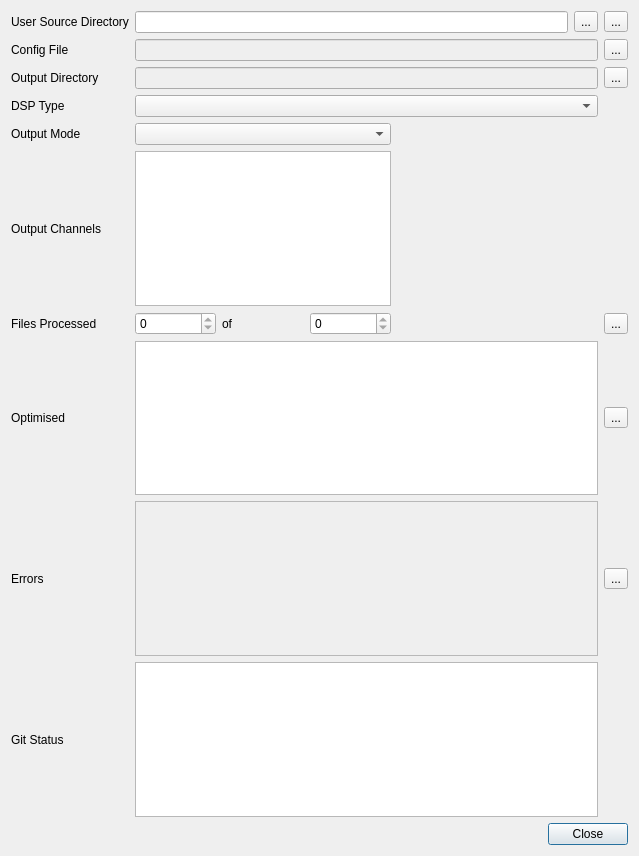
Qt form src/main/python/ui/merge.ui (3ll3d00d/beqdesigner) before a commit.
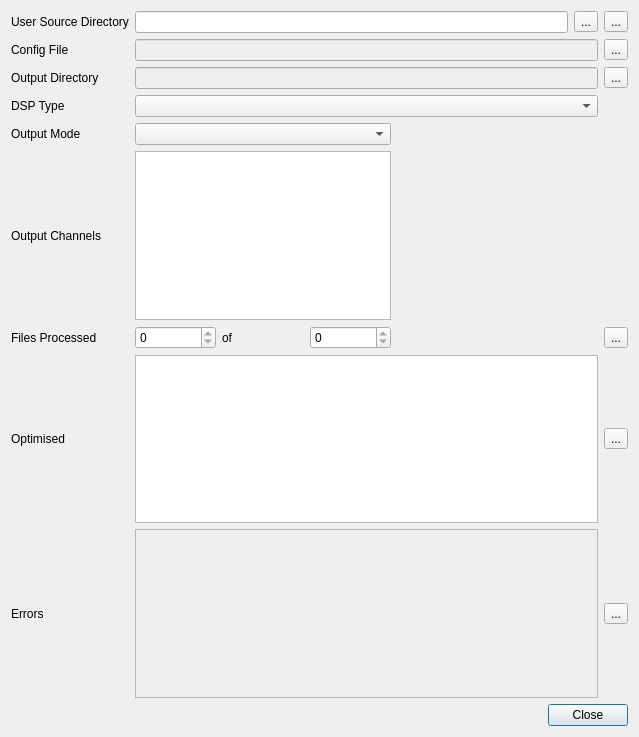
The same form after that commit.

Commit message: remove redundant UI field

```diff
--- a/src/main/python/ui/merge.ui
+++ b/src/main/python/ui/merge.ui
@@ -7,7 +7,7 @@
     <x>0</x>
     <y>0</y>
     <width>639</width>
-    <height>856</height>
+    <height>737</height>
    </rect>
   </property>
   <property name="windowTitle">
@@ -15,7 +15,71 @@
   </property>
   <layout class="QGridLayout" name="gridLayout">
    <item row="0" column="0">
-    <layout class="QGridLayout" name="innerLayout" rowstretch="0,0,0,0,0,0,0,0,0,0" columnstretch="0,0,0,0,0,0">
+    <layout class="QGridLayout" name="innerLayout" rowstretch="0,0,0,0,0,0,0,0,0" columnstretch="0,0,0,0,0,0">
+     <item row="6" column="4">
+      <spacer name="horizontalSpacer">
+       <property name="orientation">
+        <enum>Qt::Horizontal</enum>
+       </property>
+       <property name="sizeHint" stdset="0">
+        <size>
+         <width>40</width>
+         <height>20</height>
+        </size>
+       </property>
+      </spacer>
+     </item>
+     <item row="6" column="1">
+      <widget class="QSpinBox" name="filesProcessed">
+       <property name="readOnly">
+        <bool>true</bool>
+       </property>
+       <property name="maximum">
+        <number>100000</number>
+       </property>
+      </widget>
+     </item>
+     <item row="2" column="1" colspan="4">
+      <widget class="QLineEdit" name="outputDirectory">
+       <property name="enabled">
+        <bool>false</bool>
+       </property>
+       <property name="readOnly">
+        <bool>true</bool>
+       </property>
+      </widget>
+     </item>
+     <item row="6" column="5">
+      <widget class="QToolButton" name="processFiles">
+       <property name="text">
+        <string>...</string>
+       </property>
+      </widget>
+     </item>
+     <item row="8" column="5">
+      <widget class="QToolButton" name="copyErrorsButton">
+       <property name="text">
+        <string>...</string>
+       </property>
+      </widget>
+     </item>
+     <item row="3" column="0">
+      <widget class="QLabel" name="dspTypeLabel">
+       <property name="text">
+        <string>DSP Type</string>
+       </property>
+      </widget>
+     </item>
+     <item row="4" column="1" colspan="3">
+      <widget class="QComboBox" name="outputMode"/>
+     </item>
+     <item row="7" column="0">
+      <widget class="QLabel" name="optimisedLabel">
+       <property name="text">
+        <string>Optimised</string>
+       </property>
+      </widget>
+     </item>
      <item row="0" column="0">
       <widget class="QLabel" name="userSourceDirLabel">
        <property name="text">
@@ -23,6 +87,89 @@
        </property>
       </widget>
      </item>
+     <item row="4" column="0">
+      <widget class="QLabel" name="outputModeLabel">
+       <property name="text">
+        <string>Output Mode</string>
+       </property>
+      </widget>
+     </item>
+     <item row="5" column="0">
+      <widget class="QLabel" name="outputChannelsLabel">
+       <property name="text">
+        <string>Output Channels</string>
+       </property>
+      </widget>
+     </item>
+     <item row="6" column="0">
+      <widget class="QLabel" name="filesProcessedLabel">
+       <property name="text">
+        <string>Files Processed</string>
+       </property>
+      </widget>
+     </item>
+     <item row="2" column="5">
+      <widget class="QToolButton" name="outputDirectoryPicker">
+       <property name="text">
+        <string>...</string>
+       </property>
+      </widget>
+     </item>
+     <item row="8" column="1" colspan="4">
+      <widget class="QListWidget" name="errors">
+       <property name="enabled">
+        <bool>false</bool>
+       </property>
+      </widget>
+     </item>
+     <item row="6" column="3">
+      <widget class="QSpinBox" name="totalFiles">
+       <property name="readOnly">
+        <bool>true</bool>
+       </property>
+       <property name="maximum">
+        <number>100000</number>
+       </property>
+      </widget>
+     </item>
+     <item row="0" column="5">
+      <widget class="QToolButton" name="userSourceDirPicker">
+       <property name="text">
+        <string>...</string>
+       </property>
+      </widget>
+     </item>
+     <item row="8" column="0">
+      <widget class="QLabel" name="errorsLabel">
+       <property name="text">
+        <string>Errors</string>
+       </property>
+      </widget>
+     </item>
+     <item row="3" column="1" colspan="4">
+      <widget class="QComboBox" name="dspType"/>
+     </item>
+     <item row="7" column="5">
+      <widget class="QToolButton" name="copyOptimisedButton">
+       <property name="text">
+        <string>...</string>
+       </property>
+      </widget>
+     </item>
+     <item row="1" column="5">
+      <widget class="QToolButton" name="configFilePicker">
+       <property name="text">
+        <string>...</string>
+       </property>
+      </widget>
+     </item>
+     <item row="1" column="0">
+      <widget class="QLabel" name="configFileLabel">
+       <property name="text">
+        <string>Config File</string>
+       </property>
+      </widget>
+     </item>
      <item row="0" column="1" colspan="4">
       <layout class="QHBoxLayout" name="userSourceDirLayout">
        <item>
@@ -41,19 +188,8 @@
        </item>
       </layout>
      </item>
-     <item row="0" column="5">
-      <widget class="QToolButton" name="userSourceDirPicker">
-       <property name="text">
-        <string>...</string>
-       </property>
-      </widget>
-     </item>
-     <item row="1" column="0">
-      <widget class="QLabel" name="configFileLabel">
-       <property name="text">
-        <string>Config File</string>
-       </property>
-      </widget>
+     <item row="7" column="1" colspan="4">
+      <widget class="QListWidget" name="optimised"/>
      </item>
      <item row="1" column="1" colspan="4">
       <widget class="QLineEdit" name="configFile">
@@ -65,64 +201,6 @@
        </property>
       </widget>
      </item>
-     <item row="1" column="5">
-      <widget class="QToolButton" name="configFilePicker">
-       <property name="text">
-        <string>...</string>
-       </property>
-      </widget>
-     </item>
-     <item row="2" column="0">
-      <widget class="QLabel" name="outputDirectoryLabel">
-       <property name="text">
-        <string>Output Directory</string>
-       </property>
-      </widget>
-     </item>
-     <item row="2" column="1" colspan="4">
-      <widget class="QLineEdit" name="outputDirectory">
-       <property name="enabled">
-        <bool>false</bool>
-       </property>
-       <property name="readOnly">
-        <bool>true</bool>
-       </property>
-      </widget>
-     </item>
-     <item row="2" column="5">
-      <widget class="QToolButton" name="outputDirectoryPicker">
-       <property name="text">
-        <string>...</string>
-       </property>
-      </widget>
-     </item>
-     <item row="3" column="0">
-      <widget class="QLabel" name="dspTypeLabel">
-       <property name="text">
-        <string>DSP Type</string>
-       </property>
-      </widget>
-     </item>
-     <item row="3" column="1" colspan="4">
-      <widget class="QComboBox" name="dspType"/>
-     </item>
-     <item row="4" column="0">
-      <widget class="QLabel" name="outputModeLabel">
-       <property name="text">
-        <string>Output Mode</string>
-       </property>
-      </widget>
-     </item>
-     <item row="4" column="1" colspan="3">
-      <widget class="QComboBox" name="outputMode"/>
-     </item>
-     <item row="5" column="0">
-      <widget class="QLabel" name="outputChannelsLabel">
-       <property name="text">
-        <string>Output Channels</string>
-       </property>
-      </widget>
-     </item>
      <item row="5" column="1" colspan="3">
       <widget class="QListWidget" name="outputChannels">
        <property name="selectionMode">
@@ -130,33 +208,6 @@
        </property>
       </widget>
      </item>
-     <item row="6" column="3">
-      <widget class="QSpinBox" name="totalFiles">
-       <property name="readOnly">
-        <bool>true</bool>
-       </property>
-       <property name="maximum">
-        <number>100000</number>
-       </property>
-      </widget>
-     </item>
-     <item row="6" column="0">
-      <widget class="QLabel" name="filesProcessedLabel">
-       <property name="text">
-        <string>Files Processed</string>
-       </property>
-      </widget>
-     </item>
-     <item row="6" column="1">
-      <widget class="QSpinBox" name="filesProcessed">
-       <property name="readOnly">
-        <bool>true</bool>
-       </property>
-       <property name="maximum">
-        <number>100000</number>
-       </property>
-      </widget>
-     </item>
      <item row="6" column="2">
       <widget class="QLabel" name="ofLabel">
        <property name="text">
@@ -164,74 +215,13 @@
        </property>
       </widget>
      </item>
-     <item row="6" column="4">
-      <spacer name="horizontalSpacer">
-       <property name="orientation">
-        <enum>Qt::Horizontal</enum>
-       </property>
-       <property name="sizeHint" stdset="0">
-        <size>
-         <width>40</width>
-         <height>20</height>
-        </size>
-       </property>
-      </spacer>
-     </item>
-     <item row="6" column="5">
-      <widget class="QToolButton" name="processFiles">
+     <item row="2" column="0">
+      <widget class="QLabel" name="outputDirectoryLabel">
        <property name="text">
-        <string>...</string>
+        <string>Output Directory</string>
        </property>
       </widget>
      </item>
-     <item row="7" column="0">
-      <widget class="QLabel" name="optimisedLabel">
-       <property name="text">
-        <string>Optimised</string>
-       </property>
-      </widget>
-     </item>
-     <item row="7" column="1" colspan="4">
-      <widget class="QListWidget" name="optimised"/>
-     </item>
-     <item row="7" column="5">
-      <widget class="QToolButton" name="copyOptimisedButton">
-       <property name="text">
-        <string>...</string>
-       </property>
-      </widget>
-     </item>
-     <item row="8" column="0">
-      <widget class="QLabel" name="errorsLabel">
-       <property name="text">
-        <string>Errors</string>
-       </property>
-      </widget>
-     </item>
-     <item row="8" column="1" colspan="4">
-      <widget class="QListWidget" name="errors">
-       <property name="enabled">
-        <bool>false</bool>
-       </property>
-      </widget>
-     </item>
-     <item row="8" column="5">
-      <widget class="QToolButton" name="copyErrorsButton">
-       <property name="text">
-        <string>...</string>
-       </property>
-      </widget>
-     </item>
-     <item row="9" column="0">
-      <widget class="QLabel" name="gitStatusLabel">
-       <property name="text">
-        <string>Git Status</string>
-       </property>
-      </widget>
-     </item>
-     <item row="9" column="1" colspan="4">
-      <widget class="QListWidget" name="gitStatus"/>
-     </item>
     </layout>
    </item>
    <item row="1" column="0">
```
The commit also changes 1 other file.
